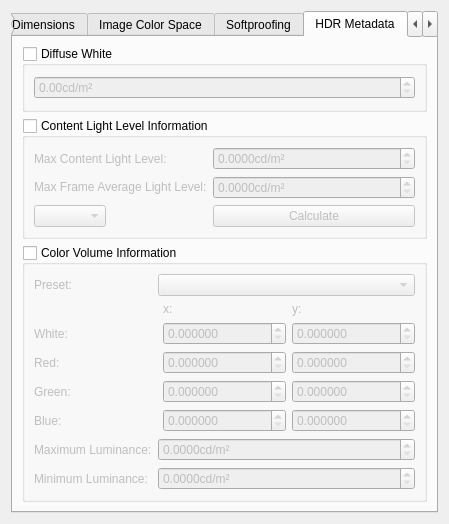
Old version of the form libs/ui/forms/wdgimageproperties.ui in the repository KDE/krita.
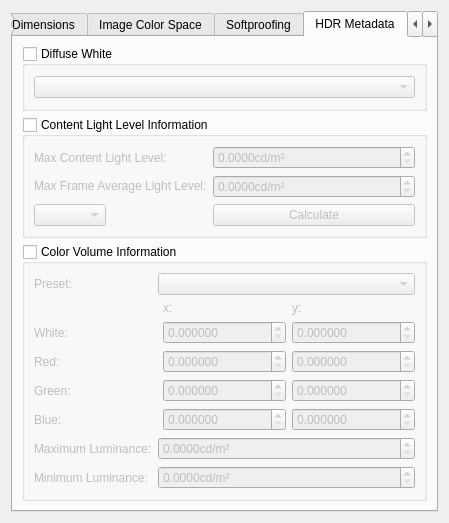
New version of the form. The open tabs and pages were chosen to show the change. Custom widgets are drawn as their Qt base class.

Commit message:
Make diffusewhite use profile diffuse white if possible.
Also change the spinbox to a combobox to limit the options.

```diff
--- a/libs/ui/forms/wdgimageproperties.ui
+++ b/libs/ui/forms/wdgimageproperties.ui
@@ -315,14 +315,7 @@
          </property>
          <layout class="QVBoxLayout" name="verticalLayout_8">
           <item>
-           <widget class="QDoubleSpinBox" name="spnDiffuseWhite">
-            <property name="suffix">
-             <string>cd/m²</string>
-            </property>
-            <property name="maximum">
-             <double>10000.000000000000000</double>
-            </property>
-           </widget>
+           <widget class="QComboBox" name="cmbDiffuseWhite"/>
           </item>
          </layout>
         </widget>
@@ -671,17 +664,17 @@
   </layout>
  </widget>
  <customwidgets>
-  <customwidget>
-   <class>KisColorButton</class>
-   <extends>QPushButton</extends>
-   <header>kis_color_button.h</header>
-  </customwidget>
   <customwidget>
    <class>KisColorSpaceSelector</class>
    <extends>QWidget</extends>
    <header>widgets/kis_color_space_selector.h</header>
    <container>1</container>
   </customwidget>
+  <customwidget>
+   <class>KisColorButton</class>
+   <extends>QPushButton</extends>
+   <header>kis_color_button.h</header>
+  </customwidget>
   <customwidget>
    <class>KisDoubleSliderSpinBox</class>
    <extends>QDoubleSpinBox</extends>
```
Left out of the diff: 2 changed lines with no effect on the pictures. The commit also changes 4 other files.
